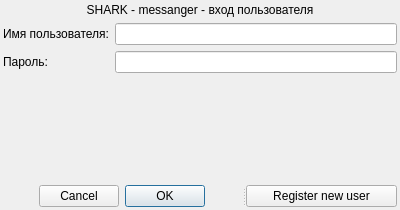
Qt form Shark_UI/loginScreen.ui (YanBatytskiy/Shark_3_0_Qt) before a commit.
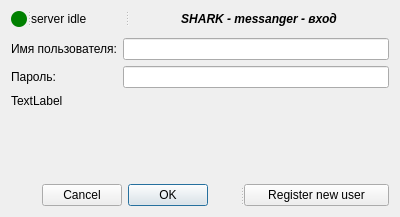
The same form after that commit.

Patch:
```diff
--- a/Shark_UI/loginScreen.ui
+++ b/Shark_UI/loginScreen.ui
@@ -7,7 +7,7 @@
     <x>0</x>
     <y>0</y>
     <width>400</width>
-    <height>210</height>
+    <height>217</height>
    </rect>
   </property>
   <property name="sizePolicy">
@@ -19,29 +19,76 @@
   <property name="windowTitle">
    <string>Вход пользователя</string>
   </property>
-  <layout class="QVBoxLayout" name="verticalLayout" stretch="0,0,0,0">
-   <property name="leftMargin">
-    <number>3</number>
-   </property>
-   <property name="topMargin">
-    <number>3</number>
-   </property>
-   <property name="rightMargin">
-    <number>3</number>
-   </property>
-   <property name="bottomMargin">
-    <number>3</number>
-   </property>
+  <layout class="QVBoxLayout" name="verticalLayout">
    <item>
-    <widget class="QLabel" name="label_3">
-     <property name="text">
-      <string>SHARK - messanger - вход пользователя</string>
+    <widget class="QSplitter" name="splitter_2">
+     <property name="orientation">
+      <enum>Qt::Orientation::Horizontal</enum>
      </property>
-     <property name="alignment">
-      <set>Qt::AlignmentFlag::AlignCenter</set>
-     </property>
+     <widget class="QLabel" name="serverStatusLabelRound">
+      <property name="sizePolicy">
+       <sizepolicy hsizetype="Preferred" vsizetype="Preferred">
+        <horstretch>0</horstretch>
+        <verstretch>0</verstretch>
+       </sizepolicy>
+      </property>
+      <property name="minimumSize">
+       <size>
+        <width>16</width>
+        <height>16</height>
+       </size>
+      </property>
+      <property name="maximumSize">
+       <size>
+        <width>16</width>
+        <height>16</height>
+       </size>
+      </property>
+      <property name="styleSheet">
+       <string notr="true">background-color: green;
+border-radius: 8px;</string>
+      </property>
+      <property name="text">
+       <string/>
+      </property>
+     </widget>
+     <widget class="QLabel" name="serverStatusLabel">
+      <property name="text">
+       <string>server idle</string>
+      </property>
+     </widget>
+     <widget class="QLabel" name="label_3">
+      <property name="font">
+       <font>
+        <italic>true</italic>
+        <bold>true</bold>
+       </font>
+      </property>
+      <property name="text">
+       <string>SHARK - messanger - вход</string>
+      </property>
+      <property name="alignment">
+       <set>Qt::AlignmentFlag::AlignCenter</set>
+      </property>
+     </widget>
     </widget>
    </item>
+   <item>
+    <spacer name="verticalSpacer_2">
+     <property name="orientation">
+      <enum>Qt::Orientation::Vertical</enum>
+     </property>
+     <property name="sizeType">
+      <enum>QSizePolicy::Policy::Fixed</enum>
+     </property>
+     <property name="sizeHint" stdset="0">
+      <size>
+       <width>20</width>
+       <height>5</height>
+      </size>
+     </property>
+    </spacer>
+   </item>
    <item>
     <layout class="QFormLayout" name="formLayout_2">
      <item row="0" column="0">
@@ -83,6 +130,13 @@
      </item>
     </layout>
    </item>
+   <item>
+    <widget class="QLabel" name="serverDataLabel">
+     <property name="text">
+      <string>TextLabel</string>
+     </property>
+    </widget>
+   </item>
    <item>
     <spacer name="verticalSpacer">
      <property name="orientation">
```
